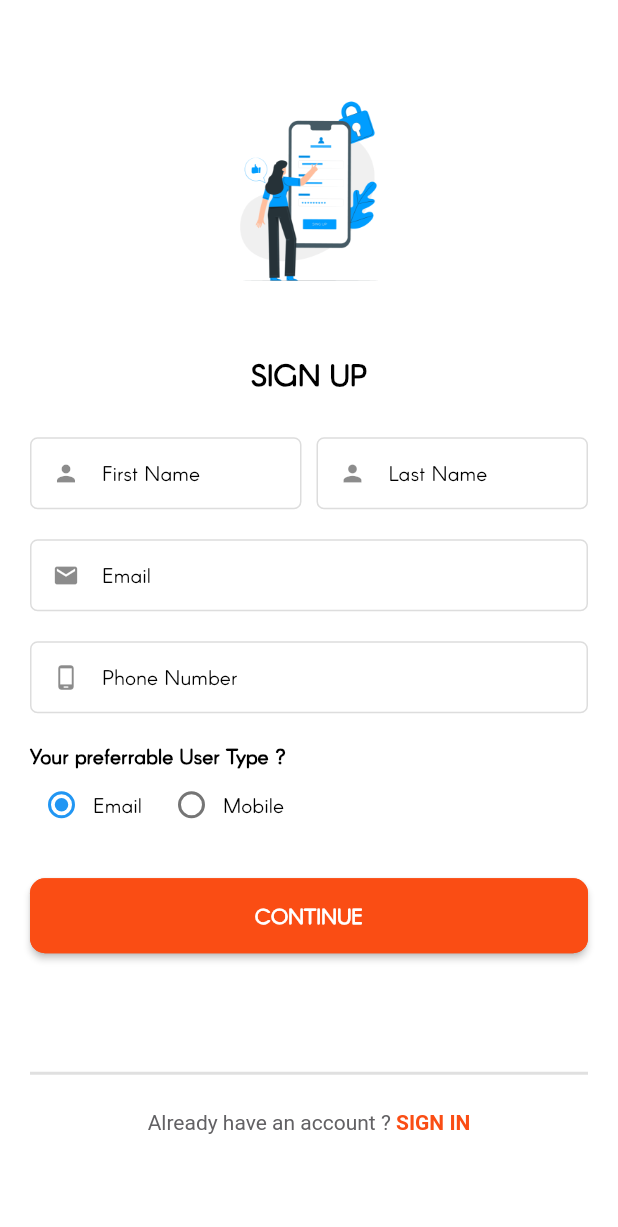
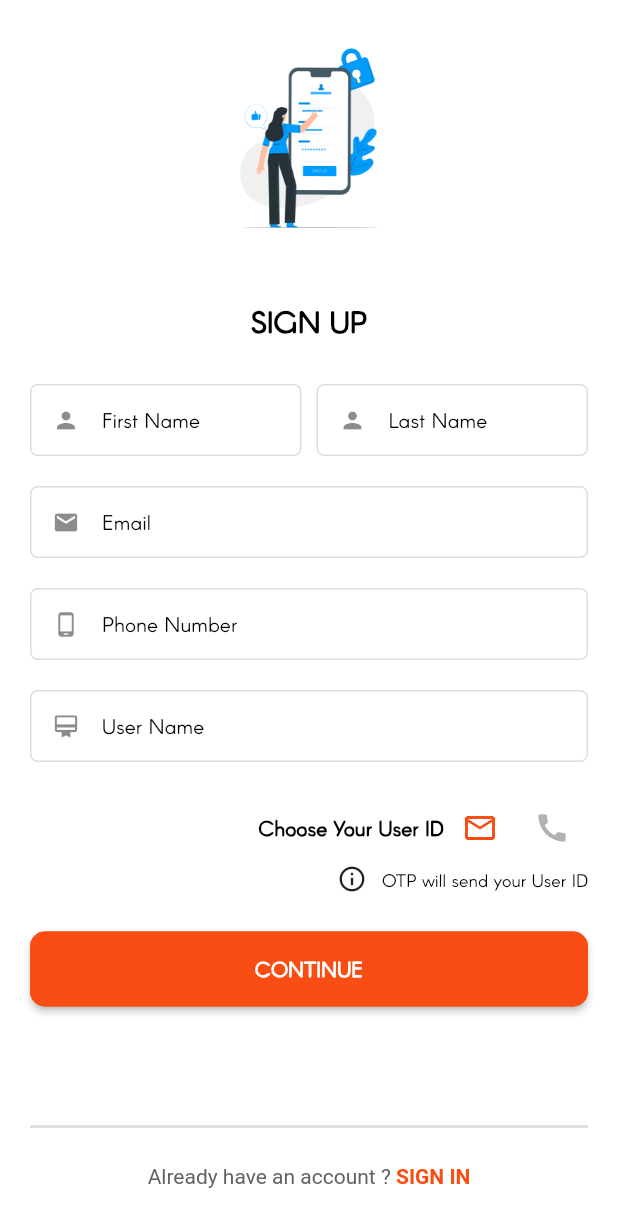
Before and after one commit to AbirAhsan/jacobpro, a Flutter app: the RegistrationScreen screen opened by its route, on a phone screen of 412 x 824 dp. Shown: the top 1227 px of the screen. Run offline on Flutter 3.47's test engine with Material 2 defaults, Android fonts, the phone set to English and light mode, and no system bars; our stand-ins replace easy_localization, flutter_easyloading, get, get_storage; accounts and stored records are empty.

Commit message:
registration screen done

```diff
--- a/lib/view/auth/registration_screen.dart
+++ b/lib/view/auth/registration_screen.dart
@@ -3,6 +3,7 @@ import 'package:flutter/gestures.dart';
 import 'package:flutter/material.dart';
 import 'package:get/get.dart' hide Trans;
 import 'package:service/services/validator_service.dart';
+import 'package:service/view/variables/colors_variable.dart';
 import 'package:service/view/widgets/custom_text_field.dart';
 
 import '../../controller/auth_controller.dart';
@@ -89,28 +90,61 @@ class RegistrationScreen extends StatelessWidget {
                             labelText: LocaleKeys.auth_phoneNumber.tr(),
                             controller: authCtrl.registrationMobileCtrl,
                           ),
-                          SizedBox(
+                          CustomTextField(
+                            prefixIcon:
+                                const Icon(Icons.card_membership_outlined),
+                            labelText: LocaleKeys.auth_userName.tr(),
+                            controller: authCtrl.selectedUserType == "Email"
+                                ? authCtrl.registrationEmailCtrl
+                                : authCtrl.registrationMobileCtrl,
+                          ),
+                          const SizedBox(
                             height: 10,
                           ),
+                          Row(
+                            mainAxisAlignment: MainAxisAlignment.end,
+                            children: [
                               Text(
-                            "Your preferrable User Type ?",
+                                "Choose Your User ID",
                                 style: CustomTextStyle.normalBoldStyleBlack,
                               ),
                               Row(
+                                  mainAxisAlignment:
+                                      MainAxisAlignment.spaceEvenly,
                                   children: authCtrl.userTypeList.map((type) {
-                            return RadioMenuButton(
-                                value: type,
-                                groupValue: authCtrl.selectedUserType,
-                                onChanged: (value) {
-                                  authCtrl.selectedUserType = value;
+                                    return IconButton(
+                                        onPressed: () {
+                                          authCtrl.selectedUserType = type;
                                           authCtrl.update();
                                         },
-                                child: Text(
-                                  type,
-                                  style:
-                                      CustomTextStyle.normalRegularStyleBlack,
+                                        icon: Icon(
+                                          type == "Email"
+                                              ? Icons.email_outlined
+                                              : Icons.call,
+                                          color:
+                                              type == authCtrl.selectedUserType
+                                                  ? CustomColors.primary
+                                                  : CustomColors.grey,
                                         ));
                                   }).toList()),
+                            ],
+                          ),
+                          Row(
+                            mainAxisAlignment: MainAxisAlignment.end,
+                            children: const [
+                              Icon(
+                                Icons.info_outlined,
+                                size: 20,
+                              ),
+                              SizedBox(
+                                width: 10,
+                              ),
+                              Text(
+                                "OTP will send your User ID",
+                                style: CustomTextStyle.smallRegularStyleBlack,
+                              )
+                            ],
+                          ),
                           const SizedBox(
                             height: 20,
                           ),
--- a/lib/view/variables/text_style.dart
+++ b/lib/view/variables/text_style.dart
@@ -215,4 +215,70 @@ class CustomTextStyle {
     fontStyle: FontStyle.italic,
     color: CustomColors.green,
   );
+
+  //<<====================================================== Small Bold Style
+  static const TextStyle smallBoldStyleBlack = TextStyle(
+    fontSize: 12,
+    fontWeight: FontWeight.bold,
+    color: CustomColors.black,
+  );
+  static const TextStyle smallBoldStylePrimary = TextStyle(
+    fontSize: 12,
+    fontWeight: FontWeight.bold,
+    color: CustomColors.primary,
+  );
+  static const TextStyle smallBoldStyleWhite = TextStyle(
+    fontSize: 12,
+    fontWeight: FontWeight.bold,
+    color: CustomColors.white,
+  );
+  static const TextStyle smallBoldStyleLightGrey = TextStyle(
+    fontSize: 12,
+    fontWeight: FontWeight.bold,
+    color: CustomColors.lightgrey,
+  );
+  static const TextStyle smallBoldStyleGrey = TextStyle(
+    fontSize: 12,
+    fontWeight: FontWeight.bold,
+    color: CustomColors.grey,
+  );
+  static const TextStyle smallBoldStyleDarkGrey = TextStyle(
+    fontSize: 12,
+    fontWeight: FontWeight.bold,
+    color: CustomColors.darkGrey,
+  );
+  static const TextStyle smallBoldStyleGreen = TextStyle(
+    fontSize: 12,
+    fontWeight: FontWeight.bold,
+    color: CustomColors.green,
+  );
+  //<<====================================================== Small Regular Style
+  static const TextStyle smallRegularStyleBlack = TextStyle(
+    fontSize: 12,
+    color: CustomColors.black,
+  );
+  static const TextStyle smallRegularStylePrimary = TextStyle(
+    fontSize: 12,
+    color: CustomColors.primary,
+  );
+  static const TextStyle smallRegularStyleWhite = TextStyle(
+    fontSize: 12,
+    color: CustomColors.white,
+  );
+  static const TextStyle smallRegularStyleLightGrey = TextStyle(
+    fontSize: 12,
+    color: CustomColors.lightgrey,
+  );
+  static const TextStyle smallRegularStyleGrey = TextStyle(
+    fontSize: 12,
+    color: CustomColors.grey,
+  );
+  static const TextStyle smallRegularStyleDarkGrey = TextStyle(
+    fontSize: 12,
+    color: CustomColors.darkGrey,
+  );
+  static const TextStyle smallRegularStyleGreen = TextStyle(
+    fontSize: 12,
+    color: CustomColors.green,
+  );
 }
```
Lines whose indentation alone changed are shown as unchanged.
